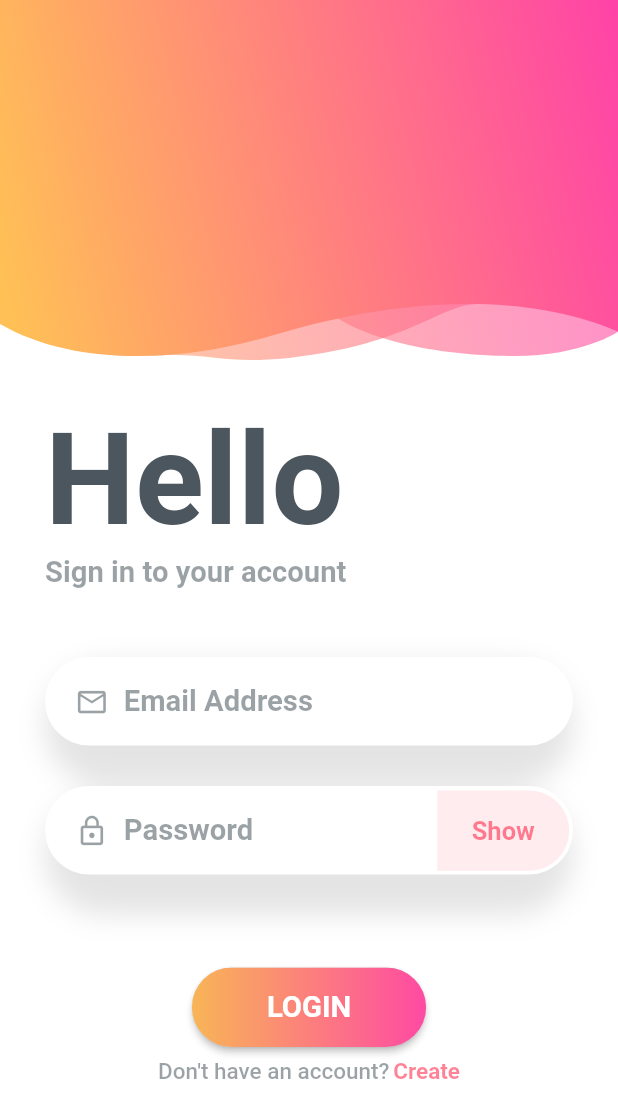
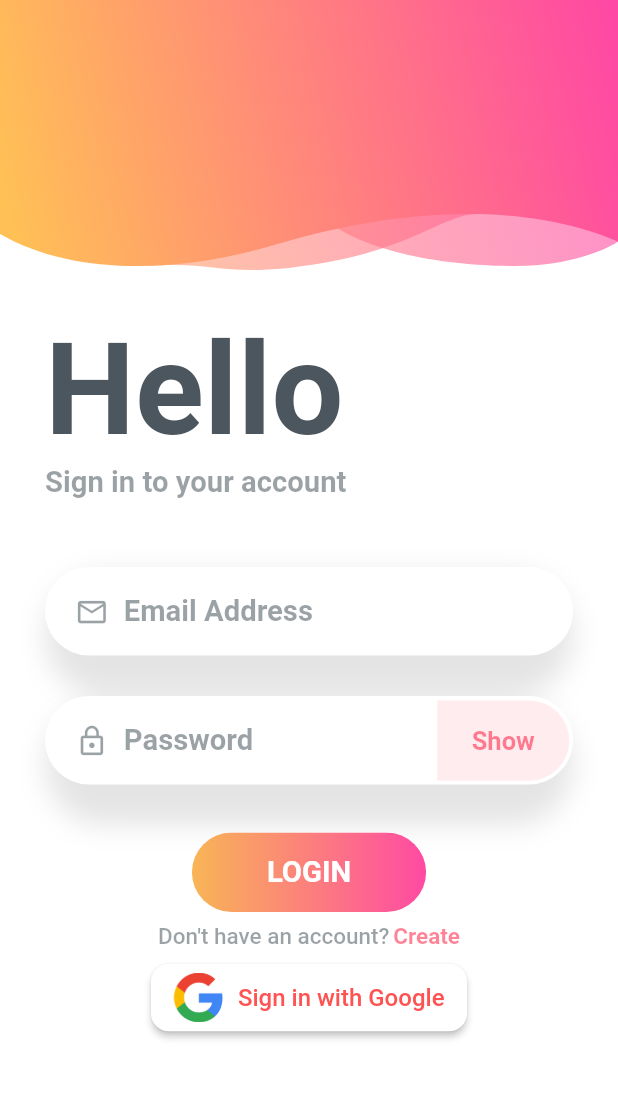
Before and after one commit to MAlazhariy/keefak_social-app, a Flutter app: the screen it shows after launch, on a phone screen of 412 x 824 dp. Shown: the top 1118 px of the screen. Run offline on Flutter 3.47's test engine with Material 2 defaults, Android fonts, the phone set to English and light mode, and no system bars; our stand-ins replace cloud_firestore, dio, firebase_auth, firebase_core, firebase_messaging, firebase_storage and 6 more; accounts and stored records are empty.

Commit message:
add: login with Google feature

```diff
--- a/lib/main.dart
+++ b/lib/main.dart
@@ -59,6 +59,7 @@ void main() async {
   await Firebase.initializeApp();
 
   token = await FirebaseMessaging.instance.getToken() ?? '';
+  log('token = "$token"');
   uId = CacheHelper.getSocialUId();
 
   FirebaseMessaging.onMessage.listen((event) {
@@ -88,7 +89,7 @@ class MyApp extends StatelessWidget {
         BlocProvider(
           create: (context) => SocialCubit()
             ..getPosts()
-            ..getCurrentUserData(),
+            ..getCurrentUserIfNotExists(),
         ),
       ],
       child: MaterialApp(
@@ -97,7 +98,7 @@ class MyApp extends StatelessWidget {
         theme: lightTheme,
         darkTheme: darkTheme,
         themeMode: ThemeMode.light,
-        home: uId.isEmpty ? SocialLoginScreen() : const SocialLayout(),
+        home: uId.isNotEmpty ? const SocialLayout() : SocialLoginScreen(),
       ),
     );
   }
--- a/lib/modules/login/login_cubit/login_states.dart
+++ b/lib/modules/login/login_cubit/login_states.dart
@@ -10,7 +10,6 @@ class SocialLoginChangeKeyboardType extends SocialLoginStates{}
 class SocialLoginLoading extends SocialLoginStates{}
 class SocialLoginError extends SocialLoginStates{
   late final String error;
-
   SocialLoginError(this.error);
 }
 class SocialLoginSuccessful extends SocialLoginStates {
@@ -18,3 +17,15 @@ class SocialLoginSuccessful extends SocialLoginStates {
 
   SocialLoginSuccessful(this.uId);
 }
+
+// login with google account
+class SocialLoginWithGoogleLoading extends SocialLoginStates{}
+class SocialLoginWithGoogleError extends SocialLoginStates{
+  late final String error;
+  SocialLoginWithGoogleError(this.error);
+}
+class SocialLoginWithGoogleSuccessful extends SocialLoginStates {
+  final String uId;
+
+  SocialLoginWithGoogleSuccessful(this.uId);
+}
--- a/lib/modules/login/login_screen.dart
+++ b/lib/modules/login/login_screen.dart
@@ -1,3 +1,5 @@
+import 'dart:developer';
+
 import 'package:flutter_svg/flutter_svg.dart';
 import 'package:shop_app/layout/social_layout.dart';
 import 'package:shop_app/cubit/cubit.dart';
@@ -5,12 +7,26 @@ import 'package:shop_app/modules/login/login_cubit/login_cubit.dart';
 import 'package:shop_app/modules/login/login_cubit/login_states.dart';
 import 'package:shop_app/modules/register/social_register_screen.dart';
 import 'package:shop_app/shared/components/components/custom_white_text_form.dart';
+import 'package:shop_app/shared/components/components/login_button/login_button.dart';
 import 'package:shop_app/shared/components/components/push/push_and_finish.dart';
 import 'package:shop_app/shared/components/components/snack_bar.dart';
 import 'package:shop_app/shared/styles/colors.dart';
 import 'package:flutter/material.dart';
 import 'package:flutter/services.dart';
 import 'package:flutter_bloc/flutter_bloc.dart';
+
+void snkBarOnError({
+  required BuildContext context,
+  required String error,
+}) {
+  snkBar(
+    context: context,
+    title: error,
+    snackColor: Colors.red,
+    titleColor: Colors.white,
+    seconds: 6,
+  );
+}
 
 class SocialLoginScreen extends StatelessWidget {
   SocialLoginScreen({Key? key}) : super(key: key);
@@ -31,15 +47,22 @@ class SocialLoginScreen extends StatelessWidget {
       create: (context) => SocialLoginCubit(),
       child: BlocConsumer<SocialLoginCubit, SocialLoginStates>(
         listener: (context, state) {
+          log('state: ${state.runtimeType}');
+
           if (state is SocialLoginError) {
-            snkBar(
+            snkBarOnError(
               context: context,
-              title: state.error,
-              snackColor: Colors.red,
-              titleColor: Colors.white,
+              error: state.error,
             );
-          } else if (state is SocialLoginSuccessful) {
-            SocialCubit.get(context).getCurrentUserData();
+          } else if (state is SocialLoginWithGoogleError) {
+            snkBarOnError(
+              context: context,
+              error: state.error,
+            );
+          } else if (state is SocialLoginSuccessful ||
+              state is SocialLoginWithGoogleSuccessful) {
+            // insure that the user exists before navigating to home layout
+            SocialCubit.get(context).getCurrentUserIfNotExists();
             pushAndFinish(
               context,
               const SocialLayout(),
@@ -58,7 +81,7 @@ class SocialLoginScreen extends StatelessWidget {
                 children: [
                   Container(
                     alignment: Alignment.bottomCenter,
-                    height: 240,
+                    height: 180,
                     child: SvgPicture.asset(
                       'assets/images/test.svg',
                       fit: BoxFit.cover,
@@ -179,8 +202,7 @@ class SocialLoginScreen extends StatelessWidget {
                                   right: 2.5,
                                   top: 3.0,
                                 ),
-                                // ignore: deprecated_member_use
-                                child: RaisedButton(
+                                child: MaterialButton(
                                   onPressed: () {
                                     cubit.changeShowPassword();
                                   },
@@ -222,13 +244,11 @@ class SocialLoginScreen extends StatelessWidget {
                             ],
                           ),
                           const SizedBox(
-                            height: 40,
+                            height: 10,
                           ),
-                          Row(
-                            mainAxisAlignment: MainAxisAlignment.center,
-                            children: [
-                              // ignore: deprecated_member_use
-                              RaisedButton(
+                          Align(
+                            alignment: Alignment.center,
+                            child: MaterialButton(
                               onPressed: () {
                                 if (formKey.currentState!.validate()) {
                                   cubit.login(
@@ -277,7 +297,8 @@ class SocialLoginScreen extends StatelessWidget {
                                               ),
                                         )
                                       : const Padding(
-                                            padding: EdgeInsets.symmetric(horizontal: 22.4),
+                                          padding: EdgeInsets.symmetric(
+                                              horizontal: 22.4),
                                           child: SizedBox(
                                             height: 23,
                                             width: 23,
@@ -290,7 +311,6 @@ class SocialLoginScreen extends StatelessWidget {
                                 ),
                               ),
                             ),
-                            ],
                           ),
                           const SizedBox(height: 7),
                           Row(
@@ -327,6 +347,30 @@ class SocialLoginScreen extends StatelessWidget {
                               ),
                             ],
                           ),
+                          // Align(
+                          //   alignment: Alignment.center,
+                          //   child: GestureDetector(
+                          //     onTap: () {
+                          //       cubit.loginWithGoogle();
+                          //     },
+                          //     child: Image.network(
+                          //       'https://onymos.com/wp-content/uploads/2020/10/google-signin-button-1024x260.png',
+                          //       width: 250,
+                          //     ),
+                          //   ),
+                          // ),
+
+                          const SizedBox(height: 8),
+
+                          LoginWithButton(
+                            title: 'Sign in with Google',
+                            onPressed: (){
+                              cubit.loginWithGoogle();
+                            },
+                            logo: 'google',
+                            color: Colors.white,
+                            textColor: Colors.redAccent,
+                          ),
                         ],
                       ),
                     ),
--- a/lib/modules/register/register_cubit/register_cubit.dart
+++ b/lib/modules/register/register_cubit/register_cubit.dart
@@ -96,7 +96,7 @@ class SocialRegisterCubit extends Cubit<SocialRegisterStates> {
     // save uid in cache
     CacheHelper.setSocialUId(uId);
 
-    // save uid in global var
+    // save uid in the global var
     uId = uId;
     SocialCubit.get(context).userModel = UserModel.fromJson(userModel.toMap());
 
--- /dev/null
+++ b/lib/shared/components/components/login_button/login_button.dart
@@ -0,0 +1,58 @@
+import 'package:flutter/material.dart';
+
+class LoginWithButton extends StatelessWidget {
+  const LoginWithButton({
+    Key? key,
+    required this.title,
+    required this.onPressed,
+    required this.logo,
+    this.color = Colors.white,
+    this.textColor = Colors.black,
+    this.alignment = Alignment.center,
+  }) : super(key: key);
+
+  final String title;
+  final String logo;
+  final void Function()? onPressed;
+  final Color color;
+  final Color textColor;
+  final AlignmentGeometry alignment;
+
+  @override
+  Widget build(BuildContext context) {
+    return Align(
+      alignment: alignment,
+      child: MaterialButton(
+        onPressed: onPressed,
+        color: color,
+        padding: const EdgeInsets.symmetric(
+          horizontal: 15,
+          vertical: 6,
+        ),
+        shape: RoundedRectangleBorder(
+          borderRadius: BorderRadius.circular(12),
+        ),
+        child: Row(
+          mainAxisSize: MainAxisSize.min,
+          children: [
+            Image.asset(
+              'assets/images/${logo}_logo.png',
+              fit: BoxFit.cover,
+              height: 33,
+            ),
+            const SizedBox(
+              width: 10,
+            ),
+            Text(
+              title,
+              style: TextStyle(
+                fontSize: 16,
+                color: textColor,
+              ),
+            ),
+          ],
+        ),
+      ),
+    );
+  }
+}
--- a/pubspec.yaml
+++ b/pubspec.yaml
@@ -46,6 +46,9 @@ dependencies:
   firebase_storage: ^10.2.15
   firebase_messaging: ^11.4.0
 
+  # Authentication
+  google_sign_in: ^5.4.0
+
   dio: ^4.0.6
 
 dev_dependencies:
```
Also changed, not shown: lib/cubit/cubit.dart (+13 -2 lines), lib/models/user_model/user_model.dart (+14 -0 lines), lib/modules/login/login_cubit/login_cubit.dart (+119 -6 lines), assets/images/facebook_logo.png (added), assets/images/google_logo.png (added), pubspec.lock, 1 other file. Lines whose indentation alone changed are shown as unchanged.
